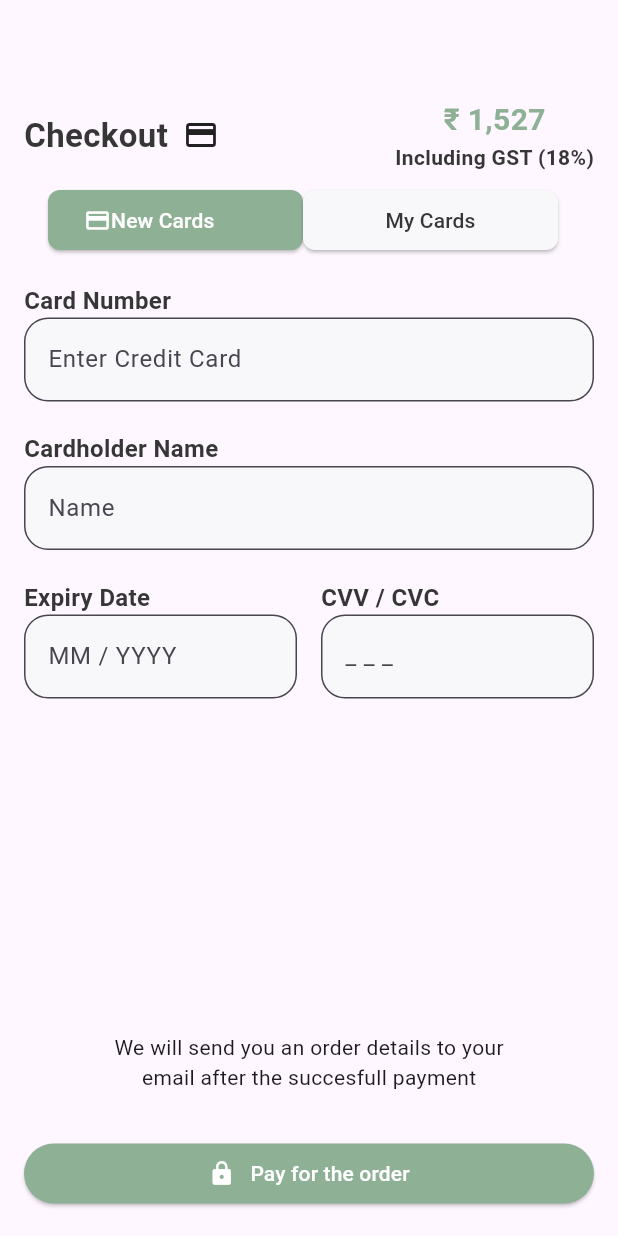
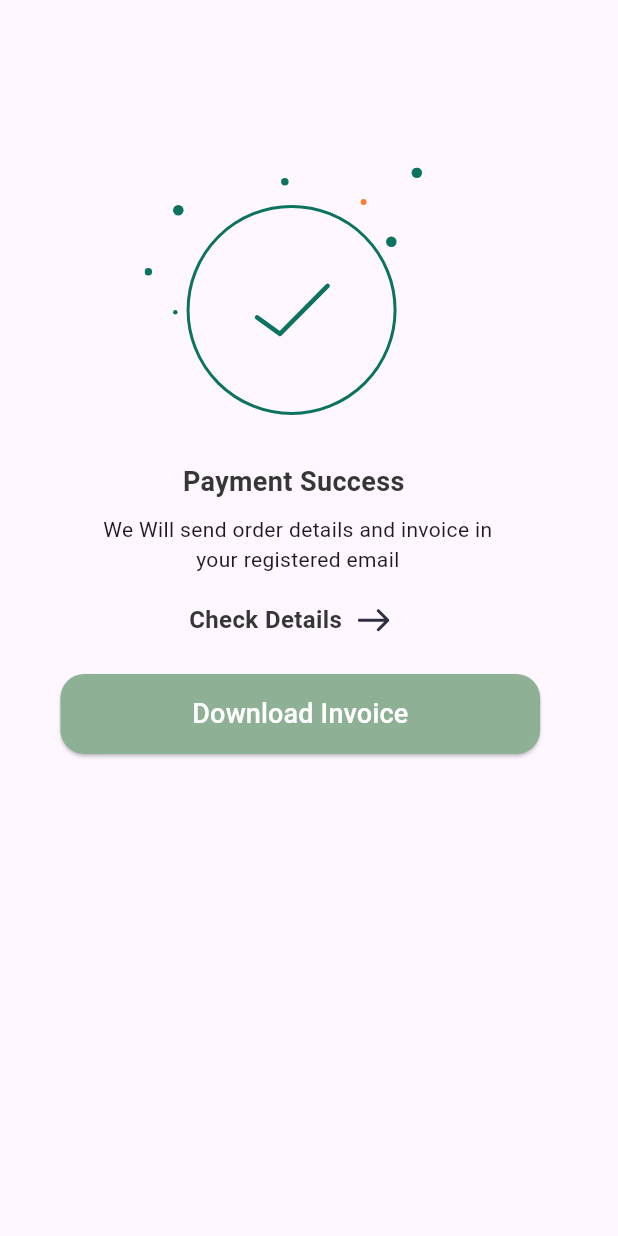
Before and after one commit to RestoRun1/resto_run_mobile, a Flutter app: the screen it shows after launch, on a phone screen of 412 x 824 dp. Run offline on Flutter 3.47's test engine with Material 3 defaults, Android fonts, the phone set to English and light mode, and no system bars; our stand-ins replace carousel_slider, flutter_credit_card, flutter_svg, logger, sizer.

Commit message:
Payment Success Works

```diff
--- a/lib/Pages/MainPage.dart
+++ b/lib/Pages/MainPage.dart
@@ -93,7 +93,11 @@ class _MainPageState extends State<MainPage> {
             ),
           ),
         ),
-        bottomNavigationBar: BottomNavigationBar(
+        bottomNavigationBar: navBar(),
+      );
+
+  BottomNavigationBar navBar() {
+    return BottomNavigationBar(
         showSelectedLabels: false,
         showUnselectedLabels: false,
         onTap: (index) => setState(() => currentIndex = index),
@@ -123,6 +127,6 @@ class _MainPageState extends State<MainPage> {
           BottomNavigationBarItem(
               icon: Icon(Icons.notifications), label: "Notification"),
         ],
-        ),
       );
   }
+}
--- /dev/null
+++ b/lib/Pages/PaymentSuccessPage.dart
@@ -0,0 +1,120 @@
+import 'package:flutter/material.dart';
+import 'package:flutter_svg/flutter_svg.dart';
+import 'package:resto_run_mobile/Color/AppColors.dart';
+
+class PaymentSuccessPage extends StatelessWidget {
+  const PaymentSuccessPage({super.key});
+
+  @override
+  Widget build(BuildContext context) {
+    final double currentWidth = MediaQuery.of(context).size.width;
+    final double currentHeight = MediaQuery.of(context).size.width;
+
+    final double logoHeightFromTop = currentHeight * 220 / 812;
+    final double a = 91 / 389 * currentWidth;
+
+    return (Scaffold(
+        body: SafeArea(
+          child: Column(
+            children: <Widget>[
+              SizedBox(
+                height: logoHeightFromTop,
+              ),
+              Row(
+                children: [
+                  SizedBox(
+                    width: a,
+                  ),
+                  SvgPicture.asset('assets/paymentSuccess.svg'),
+                ],
+              ),
+              SizedBox(
+                height: 63 / 812 * currentHeight,
+              ),
+              Row(
+                children: [
+                  SizedBox(
+                    width: 115 / 389 * currentWidth,
+                  ),
+                  Text(
+                    "Payment Success",
+                    style: TextStyle(
+                        fontSize: 18,
+                        fontWeight: FontWeight.bold,
+                        color: AppColors.textGrey),
+                  ),
+                ],
+              ),
+              SizedBox(
+                height: 16 / 812 * currentHeight,
+              ),
+              Padding(
+                padding: EdgeInsets.fromLTRB(
+                    56 / 389 * currentWidth, 0, 70 / 389 * currentWidth, 0),
+                child: Text(
+                  "We Will send order details and invoice in your registered email",
+                  softWrap: true,
+                  textAlign: TextAlign.center,
+                ),
+              ),
+              SizedBox(
+                height: 38 / 812 * currentHeight,
+              ),
+              GestureDetector(
+                onTap: () => print("Check Details Tapped"),
+                child: Row(
+                  children: [
+                    SizedBox(
+                      width: 119 / 389 * currentWidth,
+                    ),
+                    const Text(
+                      "Check Details",
+                      style: TextStyle(
+                          fontSize: 16,
+                          fontWeight: FontWeight.bold,
+                          color: AppColors.textGrey),
+                    ),
+                    SizedBox(
+                      width: 10 / 389 * currentWidth,
+                    ),
+                    SvgPicture.asset('assets/rightArrow.svg'),
+                  ],
+                ),
+              ),
+              SizedBox(
+                height: 48 / 812 * currentHeight,
+              ),
+              Row(
+                children: [
+                  SizedBox(
+                    width: 38 / 389 * currentWidth,
+                  ),
+                  SizedBox(
+                    width: 302 / 389 * currentWidth,
+                    height: (302 / 389 * currentWidth) / 6,
+                    child: ElevatedButton(
+                      onPressed: () => print("Download Invoices"),
+                      child: Text(
+                        "Download Invoice",
+                        style: TextStyle(fontSize: 18),
+                      ),
+                      style: ButtonStyle(
+                          alignment: Alignment.center,
+                          backgroundColor:
+                              MaterialStateProperty.all(AppColors.lightGreen),
+                          foregroundColor:
+                              MaterialStateProperty.all(AppColors.white),
+                          shape:
+                              MaterialStateProperty.all<RoundedRectangleBorder>(
+                                  RoundedRectangleBorder(
+                                      borderRadius:
+                                          BorderRadius.circular(16)))),
+                    ),
+                  )
+                ],
+              )
+            ],
+          ),
+        )));
+  }
+}
--- a/lib/main.dart
+++ b/lib/main.dart
@@ -4,6 +4,7 @@
 import 'package:resto_run_mobile/Pages/Checkout.dart';
 import 'package:resto_run_mobile/Pages/CreditCardTest.dart';
 import 'package:resto_run_mobile/Pages/MainPage.dart';
+import 'package:resto_run_mobile/Pages/PaymentSuccessPage.dart';
 import 'package:resto_run_mobile/Pages/SignUp.dart';
 import 'package:resto_run_mobile/Pages/YourCart.dart';
 import 'Pages/SignIn.dart';
@@ -22,7 +23,7 @@
   Widget build(BuildContext context) {
     return MaterialApp(
       debugShowCheckedModeBanner: false,
-      home: SafeArea(child: Scaffold(body: Checkout())),
+      home: PaymentSuccessPage(),
       routes: {
         '/signIn': (context) => SignIn(),
         '/signUp': (context) => SignUp(),
--- a/pubspec.yaml
+++ b/pubspec.yaml
@@ -38,6 +38,7 @@ dependencies:
   sizer: ^2.0.15
   logger: ^2.0.2+1
   flutter_credit_card: ^4.0.1
+  flutter_svg: ^0.22.0 # Check for the latest version on pub.dev
 
 
 
@@ -71,6 +72,8 @@ flutter:
     - assets/kofteci.png
     - assets/bottle_milk.png
     - assets/bottle.png
+    - assets/paymentSuccess.svg
+    - assets/rightArrow.svg
 
   # An image asset can refer to one or more resolution-specific "variants", see
   # https://flutter.dev/assets-and-images/#resolution-aware
```
Also changed, not shown: assets/paymentSuccess.svg (added), assets/rightArrow.svg (added), pubspec.lock. Lines whose indentation alone changed are shown as unchanged.
